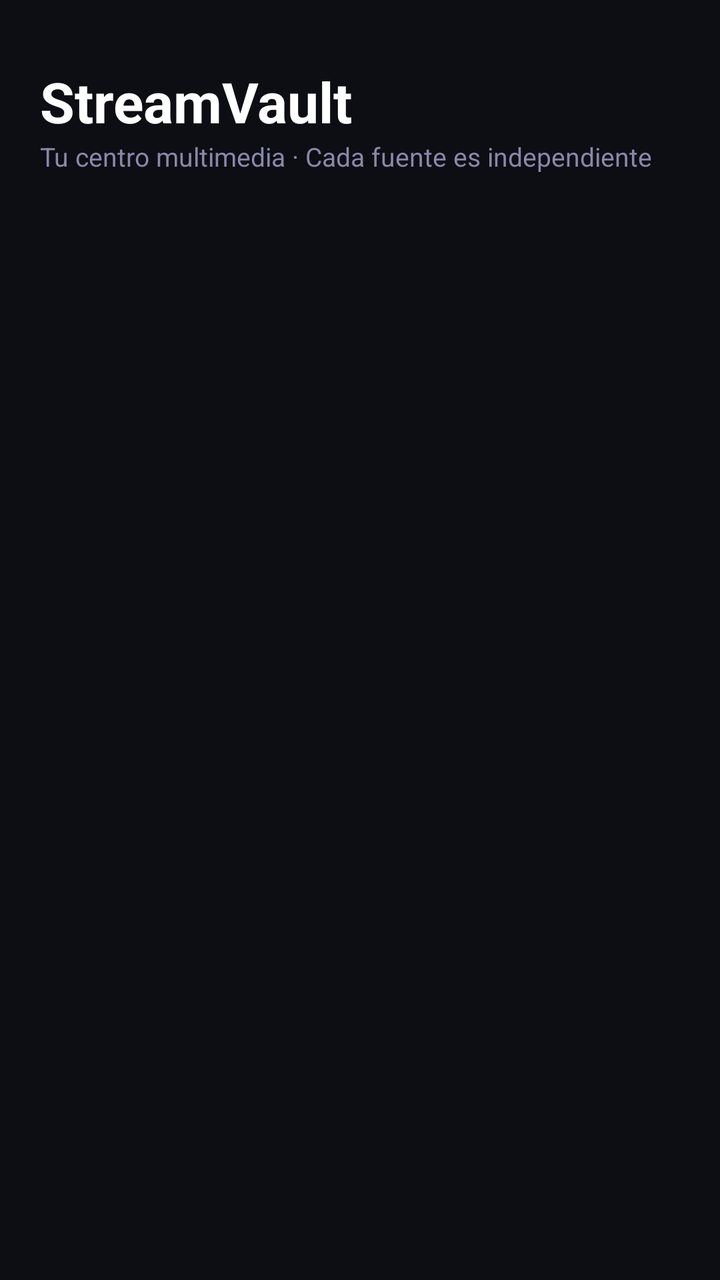
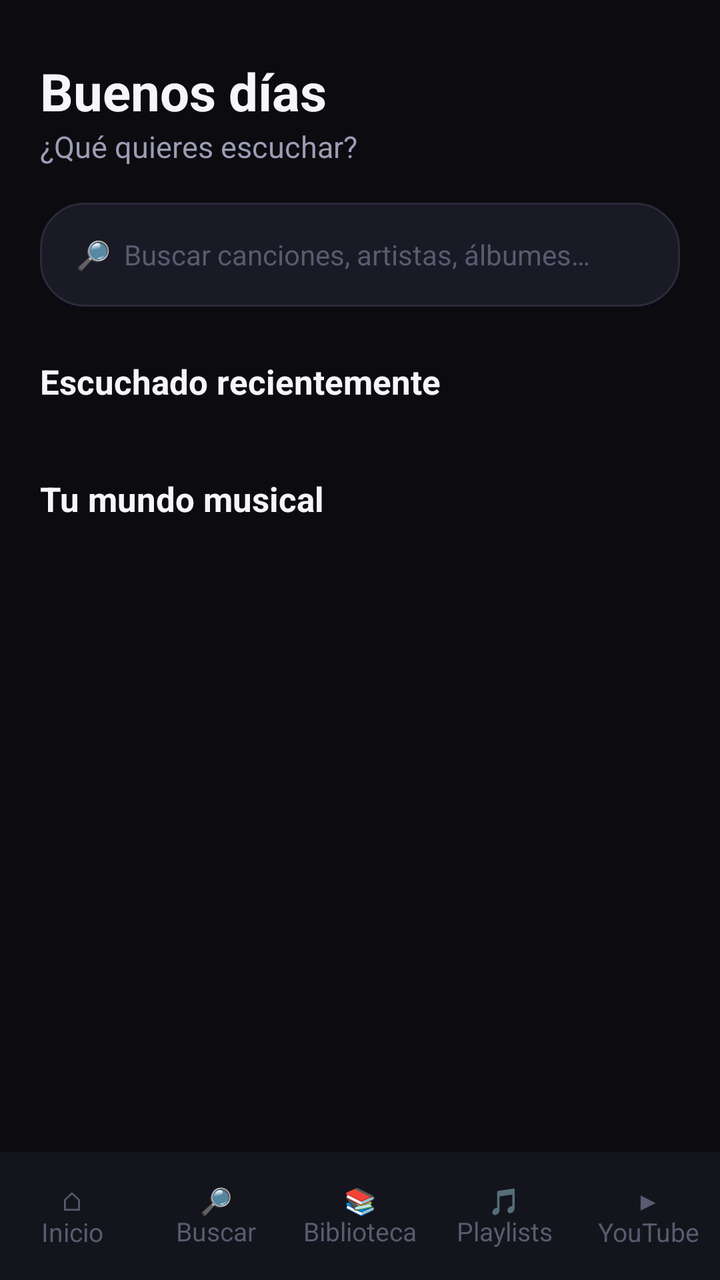

An Android layout rendered at two revisions. The XML below is the earlier revision; the diff shows what the commit changed to produce the second picture.
<!-- AndroidManifest.xml: application theme Theme.StreamVault -->
<!-- res/layout/activity_home_hub.xml -->
<?xml version="1.0" encoding="utf-8"?>
<LinearLayout xmlns:android="http://schemas.android.com/apk/res/android"
    android:layout_width="match_parent"
    android:layout_height="match_parent"
    android:orientation="vertical"
    android:background="#0D0D14"
    android:padding="20dp">

    <TextView
        android:layout_width="wrap_content"
        android:layout_height="wrap_content"
        android:text="StreamVault"
        android:textColor="#FFFFFF"
        android:textSize="28sp"
        android:textStyle="bold"
        android:layout_marginTop="12dp" />

    <TextView
        android:layout_width="wrap_content"
        android:layout_height="wrap_content"
        android:text="Tu centro multimedia · Cada fuente es independiente"
        android:textColor="#8888AA"
        android:textSize="13sp"
        android:layout_marginBottom="20dp" />

    <androidx.recyclerview.widget.RecyclerView
        android:id="@+id/rvHub"
        android:layout_width="match_parent"
        android:layout_height="0dp"
        android:layout_weight="1" />

    
    <LinearLayout
        android:id="@+id/miniPlayer"
        android:layout_width="match_parent"
        android:layout_height="64dp"
        android:orientation="horizontal"
        android:gravity="center_vertical"
        android:background="#1A1A26"
        android:paddingHorizontal="12dp"
        android:visibility="gone">

        <ImageView
            android:id="@+id/ivMiniArt"
            android:layout_width="44dp"
            android:layout_height="44dp"
            android:scaleType="centerCrop"
            android:background="@drawable/cover_bg" />

        <LinearLayout
            android:layout_width="0dp"
            android:layout_height="wrap_content"
            android:layout_weight="1"
            android:orientation="vertical"
            android:layout_marginStart="10dp">

            <TextView
                android:id="@+id/tvMiniTitle"
                android:layout_width="match_parent"
                android:layout_height="wrap_content"
                android:textColor="#FFFFFF"
                android:textSize="13sp"
                android:textStyle="bold"
                android:maxLines="1"
                android:ellipsize="end" />

            <TextView
                android:id="@+id/tvMiniArtist"
                android:layout_width="match_parent"
                android:layout_height="wrap_content"
                android:textColor="#8888AA"
                android:textSize="11sp"
                android:maxLines="1"
                android:ellipsize="end" />
        </LinearLayout>

        <ImageButton
            android:id="@+id/btnMiniPlay"
            android:layout_width="44dp"
            android:layout_height="44dp"
            android:background="?attr/selectableItemBackgroundBorderless"
            android:src="@android:drawable/ic_media_play" />
    </LinearLayout>
</LinearLayout>
<!-- resources referenced by this layout -->
<resources>
  <!-- drawable cover_bg (drawable) -->
  <?xml version="1.0" encoding="utf-8"?>
  <shape xmlns:android="http://schemas.android.com/apk/res/android" android:shape="rectangle">
      <solid android:color="#1A1A30"/>
      <corners android:radius="6dp"/>
  </shape>
  <style name="Theme.StreamVault" parent="Theme.MaterialComponents.DayNight.NoActionBar">
          <item name="colorPrimary">@color/accent_blue</item>
          <item name="colorPrimaryDark">@color/bg_dark</item>
          <item name="colorAccent">@color/accent_cyan</item>
          <item name="android:windowBackground">@color/bg_dark</item>
          <item name="android:statusBarColor">@color/bg_dark</item>
          <item name="android:navigationBarColor">@color/bg_dark</item>
      </style>
  <color name="accent_blue">#0066FF</color>
  <color name="bg_dark">#0A0A0F</color>
  <color name="accent_cyan">#00C8FF</color>
</resources>

<!-- the commit's change to res/layout/activity_home_hub.xml (unified diff, before → after) -->
@@ -1,33 +1,93 @@
 <?xml version="1.0" encoding="utf-8"?>
 <LinearLayout xmlns:android="http://schemas.android.com/apk/res/android"
+    xmlns:app="http://schemas.android.com/apk/res-auto"
     android:layout_width="match_parent"
     android:layout_height="match_parent"
     android:orientation="vertical"
-    android:background="#0D0D14"
-    android:padding="20dp">
+    android:background="@color/den_bg">
 
-    <TextView
-        android:layout_width="wrap_content"
-        android:layout_height="wrap_content"
-        android:text="StreamVault"
-        android:textColor="#FFFFFF"
-        android:textSize="28sp"
-        android:textStyle="bold"
-        android:layout_marginTop="12dp" />
-
-    <TextView
-        android:layout_width="wrap_content"
-        android:layout_height="wrap_content"
-        android:text="Tu centro multimedia · Cada fuente es independiente"
-        android:textColor="#8888AA"
-        android:textSize="13sp"
-        android:layout_marginBottom="20dp" />
-
-    <androidx.recyclerview.widget.RecyclerView
-        android:id="@+id/rvHub"
+    <ScrollView
         android:layout_width="match_parent"
         android:layout_height="0dp"
-        android:layout_weight="1" />
+        android:layout_weight="1">
+
+        <LinearLayout
+            android:layout_width="match_parent"
+            android:layout_height="wrap_content"
+            android:orientation="vertical"
+            android:paddingHorizontal="20dp">
+
+            
+            <TextView
+                android:id="@+id/tvGreeting"
+                android:layout_width="wrap_content"
+                android:layout_height="wrap_content"
+                android:layout_marginTop="28dp"
+                android:text="Buenos días"
+                android:textColor="@color/den_text"
+                android:textSize="26sp"
+                android:textStyle="bold" />
+
+            <TextView
+                android:layout_width="wrap_content"
+                android:layout_height="wrap_content"
+                android:text="¿Qué quieres escuchar?"
+                android:textColor="@color/den_text_dim"
+                android:textSize="15sp"
+                android:layout_marginBottom="18dp" />
+
+            
+            <TextView
+                android:id="@+id/btnSearchEntry"
+                android:layout_width="match_parent"
+                android:layout_height="52dp"
+                android:gravity="center_vertical"
+                android:paddingHorizontal="18dp"
+                android:background="@drawable/search_bg"
+                android:text="🔎  Buscar canciones, artistas, álbumes…"
+                android:textColor="@color/den_text_muted"
+                android:textSize="14sp" />
+
+            
+            <TextView
+                android:id="@+id/tvRecentHeader"
+                android:layout_width="wrap_content"
+                android:layout_height="wrap_content"
+                android:text="Escuchado recientemente"
+                android:textColor="@color/den_text"
+                android:textSize="17sp"
+                android:textStyle="bold"
+                android:layout_marginTop="26dp"
+                android:layout_marginBottom="12dp" />
+
+            <androidx.recyclerview.widget.RecyclerView
+                android:id="@+id/rvRecent"
+                android:layout_width="match_parent"
+                android:layout_height="wrap_content"
+                android:overScrollMode="never"
+                android:layout_marginBottom="8dp" />
+
+            
+            <TextView
+                android:layout_width="wrap_content"
+                android:layout_height="wrap_content"
+                android:text="Tu mundo musical"
+                android:textColor="@color/den_text"
+                android:textSize="17sp"
+                android:textStyle="bold"
+                android:layout_marginTop="16dp"
+                android:layout_marginBottom="12dp" />
+
+            <androidx.recyclerview.widget.RecyclerView
+                android:id="@+id/rvHub"
+                android:layout_width="match_parent"
+                android:layout_height="wrap_content"
+                android:overScrollMode="never"
+                android:nestedScrollingEnabled="false" />
+
+            <View android:layout_width="1dp" android:layout_height="16dp" />
+        </LinearLayout>
+    </ScrollView>
 
     
     <LinearLayout
@@ -36,7 +96,7 @@
         android:layout_height="64dp"
         android:orientation="horizontal"
         android:gravity="center_vertical"
-        android:background="#1A1A26"
+        android:background="@color/den_surface_2"
         android:paddingHorizontal="12dp"
         android:visibility="gone">
 
@@ -58,7 +118,7 @@
                 android:id="@+id/tvMiniTitle"
                 android:layout_width="match_parent"
                 android:layout_height="wrap_content"
-                android:textColor="#FFFFFF"
+                android:textColor="@color/den_text"
                 android:textSize="13sp"
                 android:textStyle="bold"
                 android:maxLines="1"
@@ -68,7 +128,7 @@
                 android:id="@+id/tvMiniArtist"
                 android:layout_width="match_parent"
                 android:layout_height="wrap_content"
-                android:textColor="#8888AA"
+                android:textColor="@color/den_text_dim"
                 android:textSize="11sp"
                 android:maxLines="1"
                 android:ellipsize="end" />
@@ -81,4 +141,20 @@
             android:background="?attr/selectableItemBackgroundBorderless"
             android:src="@android:drawable/ic_media_play" />
     </LinearLayout>
+
+    
+    <LinearLayout
+        android:id="@+id/bottomNav"
+        android:layout_width="match_parent"
+        android:layout_height="64dp"
+        android:orientation="horizontal"
+        android:background="@color/den_surface_1"
+        android:gravity="center">
+
+        <TextView android:id="@+id/tabHome" android:text="⌂&#10;Inicio" style="@style/BottomTab" />
+        <TextView android:id="@+id/tabSearch" android:text="🔎&#10;Buscar" style="@style/BottomTab" />
+        <TextView android:id="@+id/tabLibrary" android:text="📚&#10;Biblioteca" style="@style/BottomTab" />
+        <TextView android:id="@+id/tabPlaylists" android:text="🎵&#10;Playlists" style="@style/BottomTab" />
+        <TextView android:id="@+id/tabYouTube" android:text="▶&#10;YouTube" style="@style/BottomTab" />
+    </LinearLayout>
 </LinearLayout>
<!-- resource entries referenced after the edit -->
@@ -1,11 +1,35 @@
 <!-- resources referenced by this layout -->
 <resources>
+  <color name="den_bg">#0B0B10</color>
+  <color name="den_surface_1">#14141C</color>
+  <color name="den_surface_2">#1C1C28</color>
+  <color name="den_text">#F5F5FA</color>
+  <color name="den_text_dim">#9C9CB4</color>
+  <color name="den_text_muted">#5A5A70</color>
   <!-- drawable cover_bg (drawable) -->
   <?xml version="1.0" encoding="utf-8"?>
   <shape xmlns:android="http://schemas.android.com/apk/res/android" android:shape="rectangle">
       <solid android:color="#1A1A30"/>
       <corners android:radius="6dp"/>
   </shape>
+  <!-- drawable search_bg (drawable) -->
+  <?xml version="1.0" encoding="utf-8"?>
+  <shape xmlns:android="http://schemas.android.com/apk/res/android" android:shape="rectangle">
+      <solid android:color="#1A1A26"/>
+      <stroke android:width="1dp" android:color="#2A2A3A"/>
+      <corners android:radius="22dp"/>
+  </shape>
+  <style name="BottomTab">
+          <item name="android:layout_width">0dp</item>
+          <item name="android:layout_weight">1</item>
+          <item name="android:layout_height">match_parent</item>
+          <item name="android:gravity">center</item>
+          <item name="android:textSize">13sp</item>
+          <item name="android:textColor">@color/den_text_muted</item>
+          <item name="android:clickable">true</item>
+          <item name="android:focusable">true</item>
+          <item name="android:background">?attr/selectableItemBackgroundBorderless</item>
+      </style>
   <style name="Theme.StreamVault" parent="Theme.MaterialComponents.DayNight.NoActionBar">
           <item name="colorPrimary">@color/accent_blue</item>
           <item name="colorPrimaryDark">@color/bg_dark</item>
